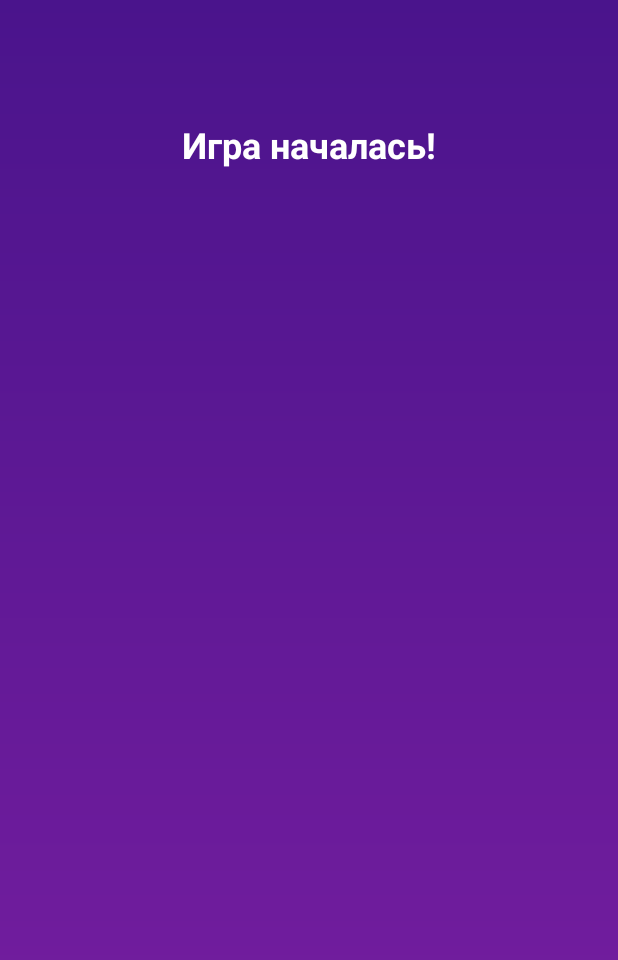
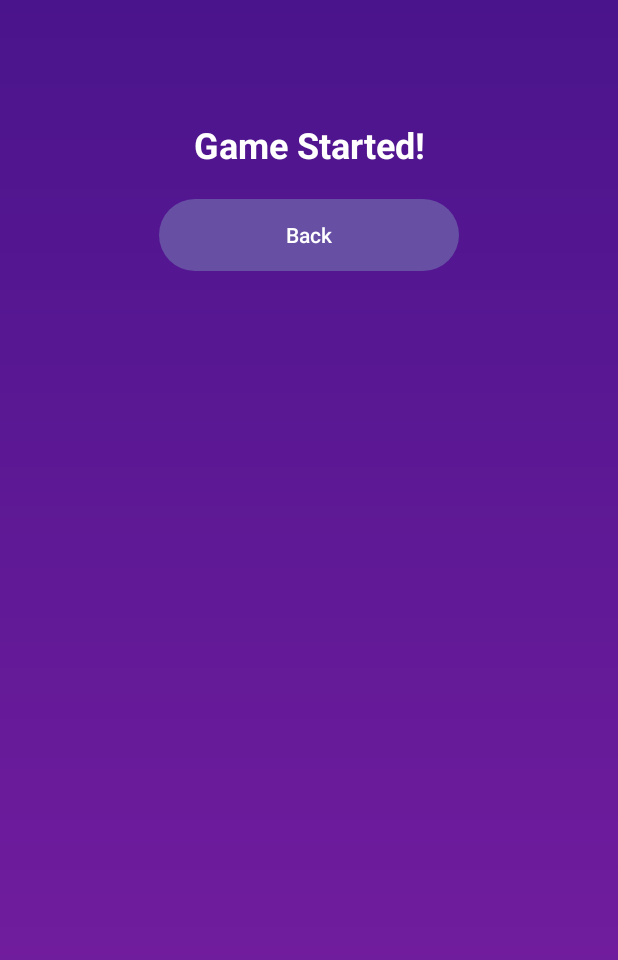
Before and after one commit to mistelltein/FightMobAppGame, an Android app: the GameActivity screen opened directly, with no data from a screen before it, on a phone screen of 412 x 824 dp. Shown: the top 960 px of the screen. Run offline under Robolectric (Android 15) with nearby library versions, the phone set to English and light mode, and no system bars.

Commit message:
feat(game): add back button and move hardcoded strings to resources

```diff
--- a/app/src/main/java/com/example/fightgame/GameActivity.java
+++ b/app/src/main/java/com/example/fightgame/GameActivity.java
@@ -1,6 +1,8 @@
 package com.example.fightgame;
 
 import android.os.Bundle;
+import android.widget.Button;
+
 import androidx.appcompat.app.AppCompatActivity;
 
 public class GameActivity extends AppCompatActivity {
@@ -9,5 +11,8 @@
     protected void onCreate(Bundle savedInstanceState) {
         super.onCreate(savedInstanceState);
         setContentView(R.layout.activity_game);
+
+        Button backButton = findViewById(R.id.backButton);
+        backButton.setOnClickListener(v -> finish());
     }
 }
--- a/app/src/main/res/layout/activity_game.xml
+++ b/app/src/main/res/layout/activity_game.xml
@@ -9,9 +9,10 @@
     android:background="@drawable/background_gradient">
 
     <TextView
+        android:id="@+id/gameTitle"
         android:layout_width="wrap_content"
         android:layout_height="wrap_content"
-        android:text="Игра началась!"
+        android:text="@string/game_started"
         android:textSize="24sp"
         android:textColor="@color/white"
         android:textStyle="bold"
@@ -20,4 +21,15 @@
         app:layout_constraintEnd_toEndOf="parent"
         android:layout_marginTop="80dp"/>
 
+    <Button
+        android:id="@+id/backButton"
+        android:layout_width="200dp"
+        android:layout_height="wrap_content"
+        android:text="@string/back_button"
+        android:background="@drawable/button_background"
+        android:textColor="@color/white"
+        android:layout_marginTop="20dp"
+        app:layout_constraintTop_toBottomOf="@id/gameTitle"
+        app:layout_constraintStart_toStartOf="parent"
+        app:layout_constraintEnd_toEndOf="parent"/>
 </androidx.constraintlayout.widget.ConstraintLayout>
--- a/app/src/main/res/values/strings.xml
+++ b/app/src/main/res/values/strings.xml
@@ -8,5 +8,5 @@
     <string name="settings_title">Settings</string>
     <string name="back_button">Back</string>
 
-
+    <string name="game_started">Game Started!</string>
 </resources>
```
